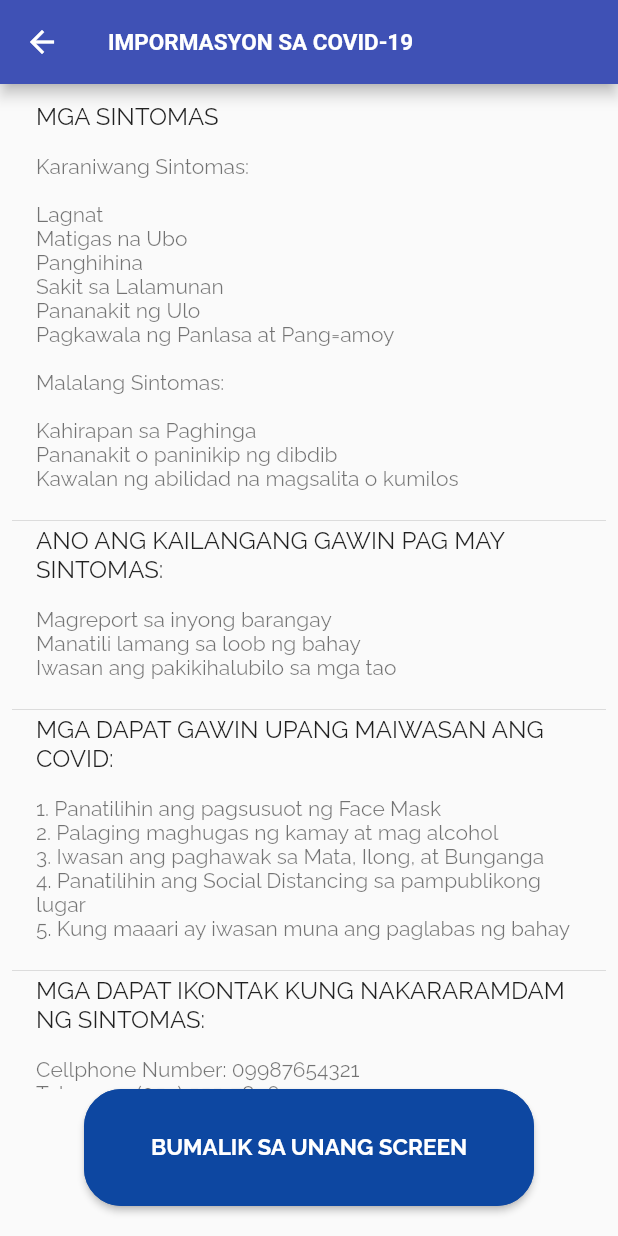
After one commit to yanoo-o/HackathonProject, a Flutter app: the CovidPage screen opened directly, on a phone screen of 412 x 824 dp. The commit adds this screen. Run offline on Flutter 3.47's test engine with Material 2 defaults, Android fonts, the phone set to English and light mode, and no system bars; our stand-ins replace firebase_auth, firebase_core, google_fonts; accounts and stored records are empty.

Commit message:
Add files via upload

```diff
--- /dev/null
+++ b/lib/Covid.dart
@@ -0,0 +1,105 @@
+import 'package:flutter/material.dart';
+import 'package:kaagapay/Content/OffHome.dart';
+import 'package:kaagapay/Animations/ScaleRoute.dart';
+
+class CovidPage extends StatefulWidget {
+  @override
+  _CovidPageState createState() => _CovidPageState();
+}
+class _CovidPageState extends State<CovidPage>{
+  @override
+  Widget build(BuildContext context){
+    return Scaffold(
+      appBar: AppBar(
+        centerTitle: false,
+        title: Column(
+          children: [
+            Align(
+              alignment: Alignment.centerLeft,
+              child: Text("IMPORMASYON SA COVID-19", style: TextStyle(fontSize: 15, fontWeight: FontWeight.bold)),
+            ),
+          ],
+        ),
+        backgroundColor: Colors.indigo,
+      ),
+      body: Builder(
+          builder: (context){
+            return Column(
+                children:[
+                  Expanded(
+                      child: ListView(
+                        padding: const EdgeInsets.all(8),
+                        children: ListTile.divideTiles( //          <-- ListTile.divideTiles
+                            context: context,
+                            tiles: [
+                              ListTile(
+                                title: Text('MGA SINTOMAS'),
+                                subtitle: Text('\nKaraniwang Sintomas:\n\n'
+                                    'Lagnat\n'
+                                    'Matigas na Ubo\n'
+                                    'Panghihina\n'
+                                    'Sakit sa Lalamunan\n'
+                                    'Pananakit ng Ulo\n'
+                                    'Pagkawala ng Panlasa at Pang=amoy\n\n'
+                                    'Malalang Sintomas:\n\n'
+                                    'Kahirapan sa Paghinga\n'
+                                    'Pananakit o paninikip ng dibdib\n'
+                                    'Kawalan ng abilidad na magsalita o kumilos\n'),
+                              ),
+                              ListTile(
+                                title: Text('ANO ANG KAILANGANG GAWIN PAG MAY SINTOMAS:'),
+                                subtitle: Text('\nMagreport sa inyong barangay\n'
+                                    'Manatili lamang sa loob ng bahay\n'
+                                    'Iwasan ang pakikihalubilo sa mga tao\n'),
+                              ),
+                              ListTile(
+                                title: Text('MGA DAPAT GAWIN UPANG MAIWASAN ANG COVID:'),
+                                subtitle: Text('\n1. Panatilihin ang pagsusuot ng Face Mask\n'
+                                    '2. Palaging maghugas ng kamay at mag alcohol\n'
+                                    '3. Iwasan ang paghawak sa Mata, Ilong, at Bunganga\n'
+                                    '4. Panatilihin ang Social Distancing sa pampublikong lugar\n'
+                                    '5. Kung maaari ay iwasan muna ang paglabas ng bahay\n'),
+                              ),
+                              ListTile(
+                                title: Text('MGA DAPAT IKONTAK KUNG NAKARARAMDAM NG SINTOMAS:'),
+                                subtitle: Text('\nCellphone Number: 09987654321\n'
+                                    'Telepono: (054) 555-7896\n'
+                                ),
+                              ),
+
+                            ]
+                        ).toList(),
+
+                      )
+
+                  ),
+                  ElevatedButton(
+                    onPressed: () {Navigator.push(context, ScaleRoute(page: OffHome()));},
+                    style: ButtonStyle(
+                        padding:
+                        MaterialStateProperty.all<EdgeInsets>(EdgeInsets.all(30)),
+                        fixedSize:
+                        MaterialStateProperty.all<Size>(Size.fromWidth(300)),
+                        foregroundColor:
+                        MaterialStateProperty.all<Color>(Colors.white),
+                        backgroundColor:
+                        MaterialStateProperty.all<Color>(Colors.blue.shade900),
+                        shape: MaterialStateProperty.all<RoundedRectangleBorder>(
+                            RoundedRectangleBorder(
+                              borderRadius: BorderRadius.circular(25),
+                              side: BorderSide(color: Colors.blue.shade900),
+                            ))),
+                    child: Text(
+                      "BUMALIK SA UNANG SCREEN",
+                      style: TextStyle(fontSize: 15, fontWeight: FontWeight.bold),
+                    ),
+                  ),
+                  SizedBox(height: 20)
+                ]
+            );
+          }
+      ),
+
+    );
+  }
+}
--- a/lib/Info.dart
+++ b/lib/Info.dart
@@ -1,6 +1,8 @@
 import 'package:flutter/material.dart';
 import 'package:kaagapay/Animations/ScaleRoute.dart';
 import 'package:kaagapay/Content/Diseases.dart';
+import 'package:kaagapay/Content/Hospitals.dart';
+import 'package:kaagapay/Content/Covid.dart';
 
 class InfoPage extends StatefulWidget {
   @override
@@ -29,7 +31,7 @@ class _InfoPageState extends State<InfoPage>{
                 ListTile(
                   leading: Icon(Icons.add_location),
                   title: Text('Malapit na Ospital at Klinik'),
-                  onTap: () => {Navigator.of(context).pop()},
+                  onTap: () => {Navigator.push(context, ScaleRoute(page: HospPage()))},
                 ),
                 ListTile(
                   leading: Icon(Icons.notes),
@@ -39,11 +41,11 @@ class _InfoPageState extends State<InfoPage>{
                 ListTile(
                   leading: Icon(Icons.notes),
                   title: Text('Impormasyon sa COVID-19'),
-                  onTap: () => {Navigator.of(context).pop()},
+                  onTap: () => {Navigator.push(context, ScaleRoute(page: CovidPage()))},
                 ),
                 ListTile(
                   leading: Icon(Icons.question_answer),
-                  title: Text('Mga Karaniwang Tanong'),
+                  title: Text('Mga Karaniwang Tanong (FAQs)'),
                   onTap: () => {Navigator.of(context).pop()},
                 ),
               ],
```
